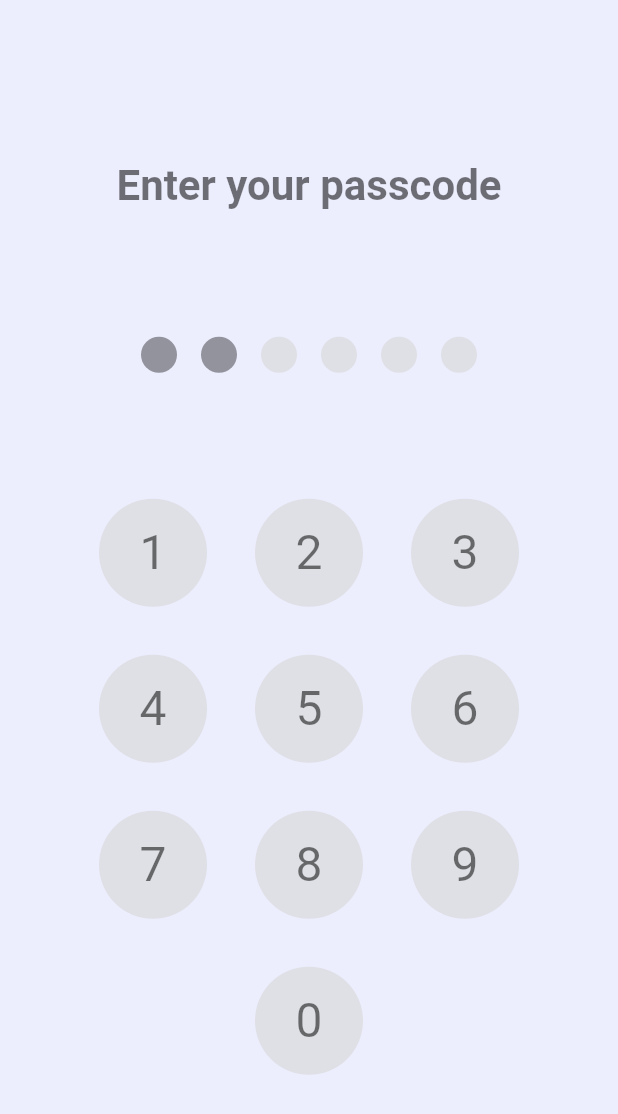
After one commit to ThanapongR/todo_app, a Flutter app: the screen it shows after launch, on a phone screen of 412 x 824 dp. The commit adds this screen. Shown: the top 1114 px of the screen. Run offline on Flutter 3.47's test engine with Material 2 defaults, Android fonts, the phone set to English and light mode, and no system bars.

Commit message:
add lock screen

```diff
--- a/lib/main.dart
+++ b/lib/main.dart
@@ -1,4 +1,5 @@
 import 'package:flutter/material.dart';
+import 'package:todo_app/screens/lock_screen.dart';
 import 'package:todo_app/screens/todo_screen.dart';
 
 void main() {
@@ -14,10 +15,7 @@ class MyApp extends StatelessWidget {
     return MaterialApp(
       debugShowCheckedModeBanner: false,
       title: 'ToDo',
-      theme: ThemeData(
-          // colorScheme: ColorScheme.fromSeed(seedColor: Colors.red),
-          ),
-      home: const ToDoScreen(),
+      home: const LockScreen(),
     );
   }
 }
--- /dev/null
+++ b/lib/screens/lock_screen.dart
@@ -0,0 +1,220 @@
+import 'package:flutter/material.dart';
+
+class LockScreen extends StatelessWidget {
+  const LockScreen({Key? key}) : super(key: key);
+
+  @override
+  Widget build(BuildContext context) {
+    return const Scaffold(
+      backgroundColor: Color(0xFFECEDFD),
+      body: SafeArea(
+        child: Column(
+          mainAxisAlignment: MainAxisAlignment.center,
+          children: [
+            Text(
+              'Enter your passcode',
+              style: TextStyle(
+                  fontSize: 28.0,
+                  fontWeight: FontWeight.bold,
+                  color: Colors.black54),
+            ),
+            ObscureIcons(),
+            PassCodeKeypad()
+          ],
+        ),
+      ),
+    );
+  }
+}
+
+class ObscureIcons extends StatelessWidget {
+  const ObscureIcons({
+    super.key,
+  });
+
+  @override
+  Widget build(BuildContext context) {
+    return const SizedBox(
+      height: 192.0,
+      child: Row(
+        mainAxisAlignment: MainAxisAlignment.center,
+        children: [
+          ObscureIcon(
+            checked: true,
+          ),
+          SizedBox(
+            width: 16.0,
+          ),
+          ObscureIcon(
+            checked: true,
+          ),
+          SizedBox(
+            width: 16.0,
+          ),
+          ObscureIcon(
+            checked: false,
+          ),
+          SizedBox(
+            width: 16.0,
+          ),
+          ObscureIcon(
+            checked: false,
+          ),
+          SizedBox(
+            width: 16.0,
+          ),
+          ObscureIcon(
+            checked: false,
+          ),
+          SizedBox(
+            width: 16.0,
+          ),
+          ObscureIcon(
+            checked: false,
+          ),
+        ],
+      ),
+    );
+  }
+}
+
+class ObscureIcon extends StatelessWidget {
+  final bool checked;
+
+  const ObscureIcon({
+    super.key,
+    required this.checked,
+  });
+
+  @override
+  Widget build(BuildContext context) {
+    return Container(
+      width: 24.0,
+      height: 24.0,
+      decoration: BoxDecoration(
+        color: checked ? Colors.black38 : const Color(0xFFDFE0E5),
+        shape: BoxShape.circle,
+      ),
+    );
+  }
+}
+
+class PassCodeKeypad extends StatelessWidget {
+  const PassCodeKeypad({
+    super.key,
+  });
+
+  @override
+  Widget build(BuildContext context) {
+    return Column(
+      children: [
+        Row(
+          mainAxisAlignment: MainAxisAlignment.center,
+          children: [
+            PassCodeButton(
+              title: '1',
+            ),
+            SizedBox(
+              width: 32.0,
+            ),
+            PassCodeButton(
+              title: '2',
+            ),
+            SizedBox(
+              width: 32.0,
+            ),
+            PassCodeButton(
+              title: '3',
+            ),
+          ],
+        ),
+        SizedBox(
+          height: 32.0,
+        ),
+        Row(
+          mainAxisAlignment: MainAxisAlignment.center,
+          children: [
+            PassCodeButton(
+              title: '4',
+            ),
+            SizedBox(
+              width: 32.0,
+            ),
+            PassCodeButton(
+              title: '5',
+            ),
+            SizedBox(
+              width: 32.0,
+            ),
+            PassCodeButton(
+              title: '6',
+            ),
+          ],
+        ),
+        SizedBox(
+          height: 32.0,
+        ),
+        Row(
+          mainAxisAlignment: MainAxisAlignment.center,
+          children: [
+            PassCodeButton(
+              title: '7',
+            ),
+            SizedBox(
+              width: 32.0,
+            ),
+            PassCodeButton(
+              title: '8',
+            ),
+            SizedBox(
+              width: 32.0,
+            ),
+            PassCodeButton(
+              title: '9',
+            ),
+          ],
+        ),
+        SizedBox(
+          height: 32.0,
+        ),
+        PassCodeButton(
+          title: '0',
+        ),
+      ],
+    );
+  }
+}
+
+class PassCodeButton extends StatelessWidget {
+  final String title;
+
+  const PassCodeButton({
+    super.key,
+    required this.title,
+  });
+
+  @override
+  Widget build(BuildContext context) {
+    return Ink(
+      width: 72.0,
+      height: 72.0,
+      decoration: const BoxDecoration(
+        color: Color(0xFFDFE0E5),
+        shape: BoxShape.circle,
+      ), // LinearGradientBoxDecoration
+      child: InkWell(
+        onTap: () {},
+        customBorder: const CircleBorder(),
+        child: Center(
+          child: Text(
+            title,
+            style: const TextStyle(
+              fontSize: 32.0,
+              color: Colors.black54,
+            ),
+          ),
+        ),
+      ), // Red will correctly spread over gradient
+    );
+  }
+}
```
